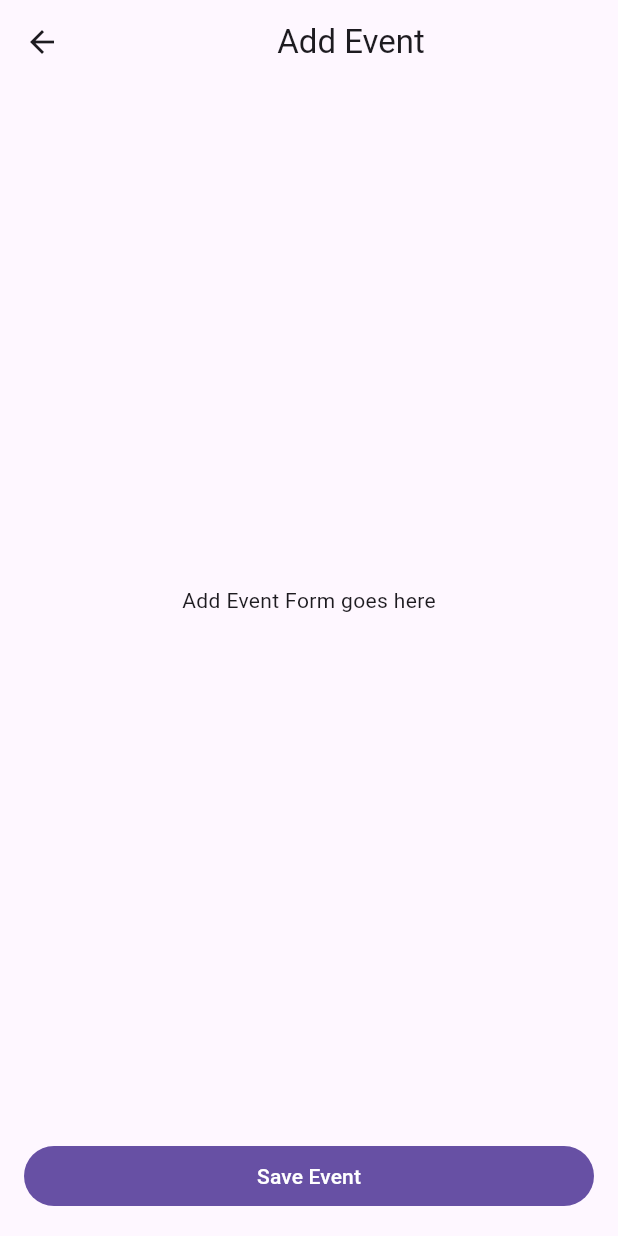
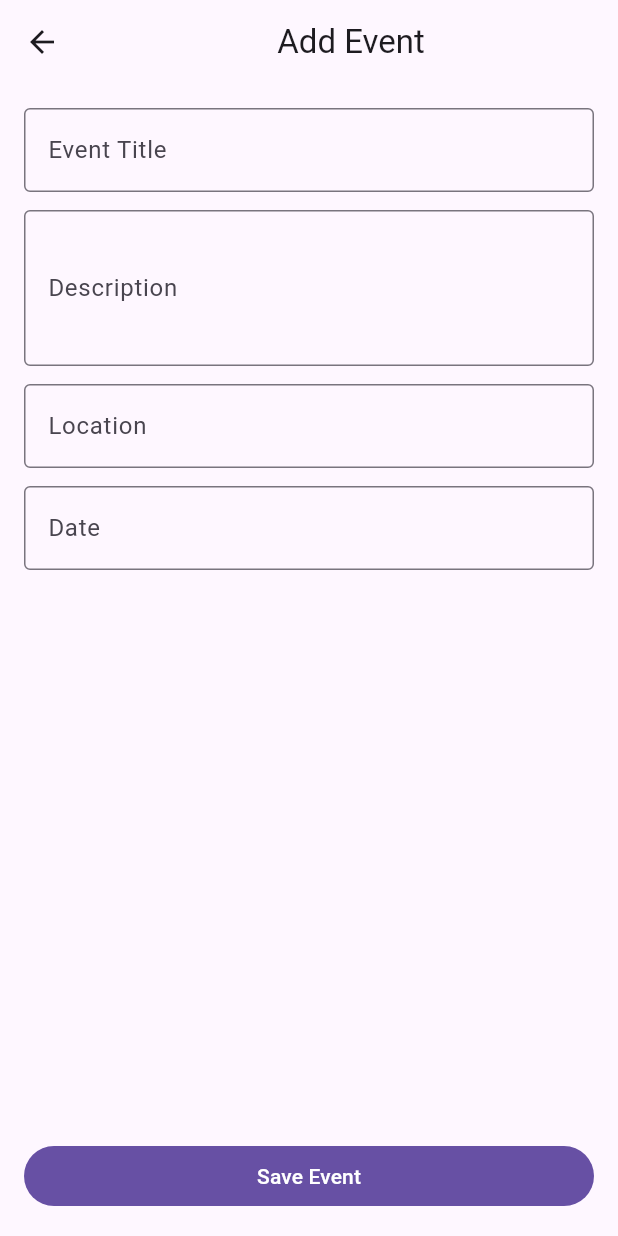
Before and after one commit to pujan89/Event-Scout-App, a Flutter app: the AddEventScreen screen opened directly, on a phone screen of 412 x 824 dp. Run offline on Flutter 3.47's test engine with Material 3 defaults, Android fonts, the light colour scheme and no system bars.

Commit message:
Update AddEventScreen and AdminDashboard with form, stats, and recent events

```diff
--- a/lib/screens/add_event_screen.dart
+++ b/lib/screens/add_event_screen.dart
@@ -1,9 +1,26 @@
 import 'package:flutter/material.dart';
 
 class AddEventScreen extends StatelessWidget {
+  // Controllers for form fields
+  final TextEditingController titleController = TextEditingController();
+  final TextEditingController descriptionController = TextEditingController();
+  final TextEditingController locationController = TextEditingController();
+  final TextEditingController dateController = TextEditingController();
 
-  void saveEvent() {
-    print('Event Saved');
+  void saveEvent(BuildContext context) {
+    print('Event Saved:');
+    print('Title: ${titleController.text}');
+    print('Description: ${descriptionController.text}');
+    print('Location: ${locationController.text}');
+    print('Date: ${dateController.text}');
+
+    // Optionally show a confirmation snackbar
+    ScaffoldMessenger.of(context).showSnackBar(
+      SnackBar(content: Text('Event "${titleController.text}" saved!')),
+    );
+
+    // Go back after saving
+    Navigator.pop(context);
   }
 
   @override
@@ -14,12 +31,60 @@ class AddEventScreen extends StatelessWidget {
       ),
       body: Padding(
         padding: EdgeInsets.all(16),
-        child: Center(child: Text('Add Event Form goes here')),
+        child: SingleChildScrollView(
+          child: Column(
+            children: [
+
+              // Event Title
+              TextField(
+                controller: titleController,
+                decoration: InputDecoration(
+                  labelText: 'Event Title',
+                  border: OutlineInputBorder(),
+                ),
+              ),
+              SizedBox(height: 12),
+
+              // Description
+              TextField(
+                controller: descriptionController,
+                decoration: InputDecoration(
+                  labelText: 'Description',
+                  border: OutlineInputBorder(),
+                ),
+                maxLines: 3,
+              ),
+              SizedBox(height: 12),
+
+              // Location
+              TextField(
+                controller: locationController,
+                decoration: InputDecoration(
+                  labelText: 'Location',
+                  border: OutlineInputBorder(),
+                ),
+              ),
+              SizedBox(height: 12),
+
+              // Date
+              TextField(
+                controller: dateController,
+                decoration: InputDecoration(
+                  labelText: 'Date',
+                  border: OutlineInputBorder(),
+                  hintText: 'YYYY-MM-DD',
+                ),
+              ),
+              SizedBox(height: 24),
+            ],
+          ),
+        ),
       ),
+
       bottomNavigationBar: Padding(
         padding: EdgeInsets.all(16),
         child: FilledButton(
-          onPressed: saveEvent,
+          onPressed: () => saveEvent(context),
           child: Text('Save Event'),
         ),
       ),
```
Also changed, not shown: lib/screens/admin_dashboard.dart (+79 -1 lines).
